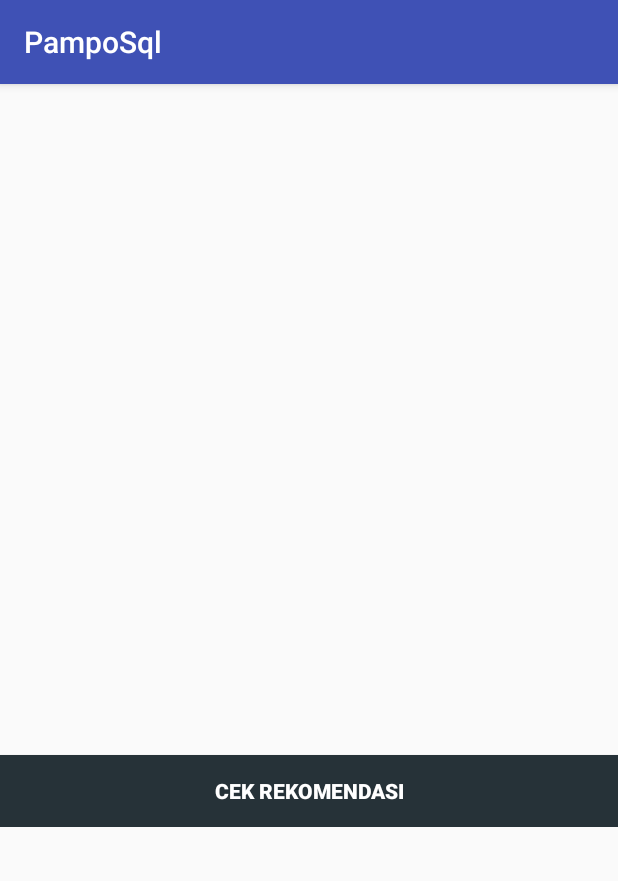
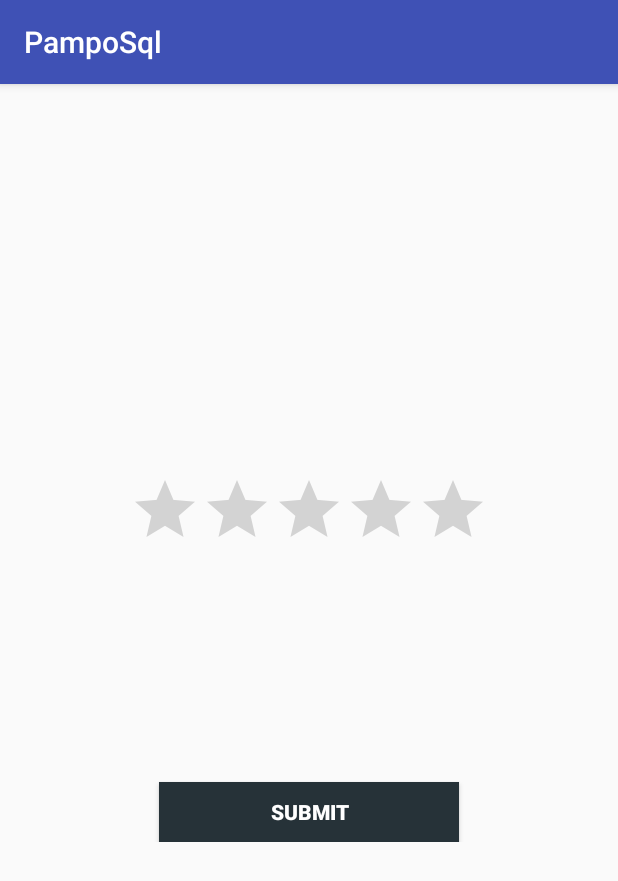
Before and after one commit to intanpravitaa/pampo, an Android app: the ReviewDetails screen opened directly, with no data from a screen before it, on a phone screen of 412 x 824 dp. Shown: the top 881 px of the screen. Run offline under Robolectric (Android 15) with nearby library versions, the phone set to English and light mode, and no system bars; libraries missing offline, so code that uses them is left out: com.nostra13.universalimageloader.

Commit message:
new rating bar and dinamic user

```diff
--- a/PampoSql/app/src/main/java/com/itera/intann/pamposql/Dashboard.java
+++ b/PampoSql/app/src/main/java/com/itera/intann/pamposql/Dashboard.java
@@ -86,6 +86,8 @@ public class Dashboard extends AppCompatActivity {
             }
 
         });
+
+
     }
 
     public class GridSpacingdecoration extends RecyclerView.ItemDecoration {
--- /dev/null
+++ b/PampoSql/app/src/main/java/com/itera/intann/pamposql/Global.java
@@ -0,0 +1,15 @@
+package com.itera.intann.pamposql;
+
+public class Global {
+
+    public String userEmail;
+
+    private static Global instance = null;
+
+    public static Global getInstance(){
+        if(instance==null){
+            instance = new Global();
+        }
+        return instance;
+    }
+}
--- a/PampoSql/app/src/main/java/com/itera/intann/pamposql/ListRating.java
+++ b/PampoSql/app/src/main/java/com/itera/intann/pamposql/ListRating.java
@@ -3,10 +3,6 @@ package com.itera.intann.pamposql;
 import com.google.gson.annotations.SerializedName;
 
 import java.util.List;
-
-/**
- * Created by intann on 9/13/2017.
- */
 
 public class ListRating {
 
--- a/PampoSql/app/src/main/java/com/itera/intann/pamposql/LoginActivity.java
+++ b/PampoSql/app/src/main/java/com/itera/intann/pamposql/LoginActivity.java
@@ -89,6 +89,8 @@ public class LoginActivity extends AppCompatActivity{
                                     // akan diparsing ke activity selanjutnya.
                                     Toast.makeText(mContext, "BERHASIL LOGIN", Toast.LENGTH_SHORT).show();
                                     String nama = jsonRESULTS.getJSONObject("user").getString("nama");
+                                    String email = jsonRESULTS.getJSONObject("user").getString("email");
+                                    Global.getInstance().userEmail = email;
                                     Intent intent = new Intent(mContext, Dashboard.class);
                                     intent.putExtra("result_nama", nama);
                                     startActivity(intent);
@@ -114,4 +116,5 @@ public class LoginActivity extends AppCompatActivity{
                     }
                 });
     }
+
 }
--- a/PampoSql/app/src/main/java/com/itera/intann/pamposql/Rating.java
+++ b/PampoSql/app/src/main/java/com/itera/intann/pamposql/Rating.java
@@ -1,10 +1,6 @@
 package com.itera.intann.pamposql;
 
 import com.google.gson.annotations.SerializedName;
-
-/**
- * Created by intann on 9/13/2017.
- */
 
 public class Rating {
     @SerializedName("rating_id")
--- a/PampoSql/app/src/main/java/com/itera/intann/pamposql/RatingTable.java
+++ b/PampoSql/app/src/main/java/com/itera/intann/pamposql/RatingTable.java
@@ -3,10 +3,6 @@ package com.itera.intann.pamposql;
 import com.google.gson.annotations.SerializedName;
 
 import java.util.List;
-
-/**
- * Created by intann on 9/13/2017.
- */
 
 public class RatingTable {
     @SerializedName("user_id")
--- a/PampoSql/app/src/main/java/com/itera/intann/pamposql/Recycleradapter.java
+++ b/PampoSql/app/src/main/java/com/itera/intann/pamposql/Recycleradapter.java
@@ -40,7 +40,7 @@ public class Recycleradapter extends RecyclerView.Adapter<Recycleradapter.MyHold
     public void onBindViewHolder(MyHolder holder, int position) {
         Review review = list.get(position);
         holder.name.setText(review.getJudul_review());
-        String image1 = "http://192.168.1.13/Pampo/gambar_review/"+review.getGambar_review();
+        String image1 = "http://192.168.1.17/Pampo/gambar_review/"+review.getGambar_review();
         imageLoader.displayImage(image1, holder.image);
     }
 
@@ -74,8 +74,8 @@ public class Recycleradapter extends RecyclerView.Adapter<Recycleradapter.MyHold
             Review reviewsarapan = this.list.get(position);
 
             Intent intent = new Intent(ctx, ReviewDetails.class);
-            intent.putExtra("detail_id", reviewsarapan.getJudul_review());
-            intent.putExtra("detail_gambar", "http://192.168.1.13/Pampo/gambar_review/"+reviewsarapan.getGambar_review());
+            intent.putExtra("detail_id", reviewsarapan.getId_review());
+            intent.putExtra("detail_gambar", "http://192.168.1.17/Pampo/gambar_review/"+reviewsarapan.getGambar_review());
            // String image1 = "http://192.168.1.10/Pampo/gambar_review/"+reviewsarapan.getGambar_review();
            // imageLoader.displayImage(image1, detail_gambar);
             intent.putExtra("detail_judul", reviewsarapan.getJudul_review());
--- a/PampoSql/app/src/main/java/com/itera/intann/pamposql/ReviewDetails.java
+++ b/PampoSql/app/src/main/java/com/itera/intann/pamposql/ReviewDetails.java
@@ -4,48 +4,120 @@ import android.content.Context;
 import android.content.Intent;
 import android.support.v7.app.AppCompatActivity;
 import android.os.Bundle;
+import android.util.Log;
 import android.view.View;
 import android.widget.Button;
 import android.widget.ImageView;
+import android.widget.RatingBar;
 import android.widget.TextView;
+import android.widget.Toast;
 
+import com.itera.intann.pamposql.apihelper.BaseApiService;
+import com.itera.intann.pamposql.apihelper.UtilsApi;
 import com.nostra13.universalimageloader.core.ImageLoader;
 import com.nostra13.universalimageloader.core.ImageLoaderConfiguration;
+
+import org.json.JSONException;
+import org.json.JSONObject;
+
+import java.io.IOException;
+
+import okhttp3.ResponseBody;
+import retrofit2.Call;
+import retrofit2.Callback;
+import retrofit2.Response;
 
 public class ReviewDetails extends AppCompatActivity {
     ImageView dtImageView;
     TextView dtJudul, dtDeskripsi;
+    Integer dtId;
     Button btnRekomendasi;
     Context mContext;
+    RatingBar btnRating;
+    BaseApiService mApiService;
+    String userEmail;
 
     @Override
     protected void onCreate(Bundle savedInstanceState) {
         super.onCreate(savedInstanceState);
         setContentView(R.layout.activity_review_details);
         mContext = this;
-        initcomponents();
+        mApiService = UtilsApi.getAPIService();
+        //initcomponents();
         //ImageLoaderConfiguration config=new ImageLoaderConfiguration.Builder(this).build();
         //ImageLoader.getInstance().init(config);
 
+
+        //private void initcomponents() {
         dtImageView = (ImageView) findViewById(R.id.detail_gambar);
         dtJudul = (TextView) findViewById(R.id.detail_judul);
         dtDeskripsi = (TextView) findViewById(R.id.detail_deskripsi);
-        dtImageView.setImageResource(getIntent().getIntExtra("detail_gambar",00));
-        dtJudul.setText (getIntent().getStringExtra("detail_judul"));
-        dtDeskripsi.setText (getIntent().getStringExtra("detail_deskripsi"));
-    }
-
-    private void initcomponents() {
+        dtId = getIntent().getIntExtra("detail_id",00);
+        userEmail = Global.getInstance().userEmail;
+        dtImageView.setImageResource(getIntent().getIntExtra("detail_gambar", 00));
+        dtJudul.setText(getIntent().getStringExtra("detail_judul"));
+        dtDeskripsi.setText(getIntent().getStringExtra("detail_deskripsi"));
+        btnRating = (RatingBar) findViewById(R.id.ratingbar_rekomendasi);
         btnRekomendasi = (Button) findViewById(R.id.btnRekomendasi);
 
         btnRekomendasi.setOnClickListener(new View.OnClickListener() {
             @Override
             public void onClick(View v) {
-                startActivity(new Intent(mContext, Rekomendasi.class));
+                Toast.makeText(ReviewDetails.this, String.valueOf(btnRating.getRating()),
+                        Toast.LENGTH_SHORT).show();
+                //System.out.println("Rating value String : "+String.valueOf(btnRating.getRating()));
+
+                simpanRating ();
+                //startActivity(new Intent(mContext, Rekomendasi.class));
             }
         });
     }
 
+    private void simpanRating() {
 
+        String ratingValue = String.valueOf(btnRating.getRating());
+        System.out.println("User Email : "+userEmail);
+        System.out.println("Item Id : "+dtId.toString());
+        System.out.println("Rating Value : "+ratingValue);
+        mApiService.simpanRating(userEmail,
+                dtId.toString(), ratingValue)
+                .enqueue(new Callback<ResponseBody>() {
+                    @Override
+                    public void onResponse(Call<ResponseBody> call, Response<ResponseBody> response) {
+                        if (response.isSuccessful()){
+                            Log.i("debug", "onResponse: BERHASIL");
+                            //loading.setVisibility(View.GONE);
+                            try {
+                                JSONObject jsonRESULTS = new JSONObject(response.body().string());
+                                if (jsonRESULTS.getString("error").equals("false")){
+                                    Toast.makeText(mContext, "BERHASIL RATING", Toast.LENGTH_SHORT).show();
+                                    System.out.println("Simpan rating berhasil");
+                                    startActivity(new Intent(mContext, Rekomendasi.class));
+                                } else {
+                                    String error_message = jsonRESULTS.getString("error_msg");
+                                    Toast.makeText(mContext, error_message, Toast.LENGTH_SHORT).show();
+                                    System.out.println("Simpan rating gagal");
+                                }
+                            } catch (JSONException e) {
+                                e.printStackTrace();
+                                System.out.println("Simpan rating tidak berhasil 1");
+                            } catch (IOException e) {
+                                e.printStackTrace();
+                                System.out.println("Simpan rating tidak berhasil 2");
+                            }
+                        } else {
+                            Log.i("debug", "onResponse: TIDAK BERHASIL");
+                            System.out.println("Simpan rating tidak berhasil 3");
+                            //loading.setVisibility(View.GONE);
+                        }
+                    }
+
+                    @Override
+                    public void onFailure(Call<ResponseBody> call, Throwable t) {
+                        Log.e("debug", "onFailure: ERROR > " + t.getMessage());
+                        Toast.makeText(mContext, "Koneksi Internet Bermasalah", Toast.LENGTH_SHORT).show();
+                    }
+                });
+    }
 
 }
--- a/PampoSql/app/src/main/java/com/itera/intann/pamposql/apihelper/BaseApiService.java
+++ b/PampoSql/app/src/main/java/com/itera/intann/pamposql/apihelper/BaseApiService.java
@@ -3,9 +3,11 @@ package com.itera.intann.pamposql.apihelper;
 import com.itera.intann.pamposql.ListRating;
 import com.itera.intann.pamposql.Rating;
 import com.itera.intann.pamposql.model.ListReview;
+import com.itera.intann.pamposql.model.ListUser;
 import com.itera.intann.pamposql.model.Review;
 
 import java.util.List;
+import java.util.StringTokenizer;
 
 import okhttp3.ResponseBody;
 import retrofit2.Call;
@@ -29,10 +31,19 @@ public interface BaseApiService {
                                        @Field("email") String email,
                                        @Field("password") String password);
 
+    @FormUrlEncoded
+    @POST("Simpanrating.php")
+    Call<ResponseBody> simpanRating (@Field("email") String email,
+                                     @Field("item_id") String item_id,
+                                     @Field("rating") String rating);
 
     @GET("include/Getdata.php")
     Call<ListReview> getReview();
 
     @GET("include/Getrating.php")
     Call<ListRating> getRating();
+
+    @GET("include/Getuser.php")
+    Call <ListUser> getUser();
+
 }
--- a/PampoSql/app/src/main/java/com/itera/intann/pamposql/apihelper/UtilsApi.java
+++ b/PampoSql/app/src/main/java/com/itera/intann/pamposql/apihelper/UtilsApi.java
@@ -2,7 +2,7 @@ package com.itera.intann.pamposql.apihelper;
 
 public class UtilsApi {
     // 127.0.0.1 adalah localhost.
-    public static final String BASE_URL_API = "http://192.168.1.13/pampo/API/";
+    public static final String BASE_URL_API = "http://192.168.1.17/pampo/API/";
 
     // Mendeklarasikan Interface BaseApiService
     public static BaseApiService getAPIService(){
--- a/PampoSql/app/src/main/res/layout/activity_review_details.xml
+++ b/PampoSql/app/src/main/res/layout/activity_review_details.xml
@@ -5,10 +5,11 @@
     android:layout_width="match_parent"
     android:layout_height="match_parent"
     android:orientation="vertical"
+    android:layout_gravity="center"
     tools:context="com.itera.intann.pamposql.ReviewDetails">
 <RelativeLayout
-    android:layout_width="match_parent"
-    android:layout_height="match_parent">
+    android:layout_width="wrap_content"
+    android:layout_height="wrap_content">
         <ImageView
             android:layout_width= "500dp"
             android:layout_height= "200dp"
@@ -41,15 +42,27 @@
             android:layout_marginTop="57dp"
             android:layout_alignParentEnd="true" />
 
+        <RatingBar
+            android:layout_width="wrap_content"
+            android:layout_height="50dp"
+            android:layout_below="@+id/detail_judul"
+            android:layout_centerHorizontal="true"
+            android:id="@+id/ratingbar_rekomendasi"
+            android:numStars="5"/>
+
         <Button
             android:id="@+id/btnRekomendasi"
-            android:layout_width="match_parent"
-            android:layout_height="wrap_content"
+            android:layout_width="200dp"
+            android:layout_height="40dp"
             android:textStyle="bold"
             android:background="#263238"
+            android:onClick="rateSubmit"
             style="@style/Widget.AppCompat.Button.Colored"
-            android:text="CEK REKOMENDASI"
-            android:layout_alignParentStart="true"
-            android:layout_below="@+id/detail_deskripsi"/>
+            android:text="SUBMIT"
+
+            android:gravity="center"
+            android:layout_below="@+id/detail_deskripsi"
+            android:layout_centerHorizontal="true"
+            android:layout_marginTop="18dp" />
 </RelativeLayout>
 </ScrollView>
```
Also changed, not shown: PampoSql/app/src/main/java/com/itera/intann/pamposql/Rekomendasi.java (+30 -30 lines), PampoSql/app/src/main/java/com/itera/intann/pamposql/model/ListUser.java (added, +20 -0 lines), PampoSql/app/src/main/java/com/itera/intann/pamposql/model/User.java (added, +43 -0 lines), PampoSql/app/src/main/res/layout/activity_rekomendasi.xml (+9 -4 lines), 4 other files.
